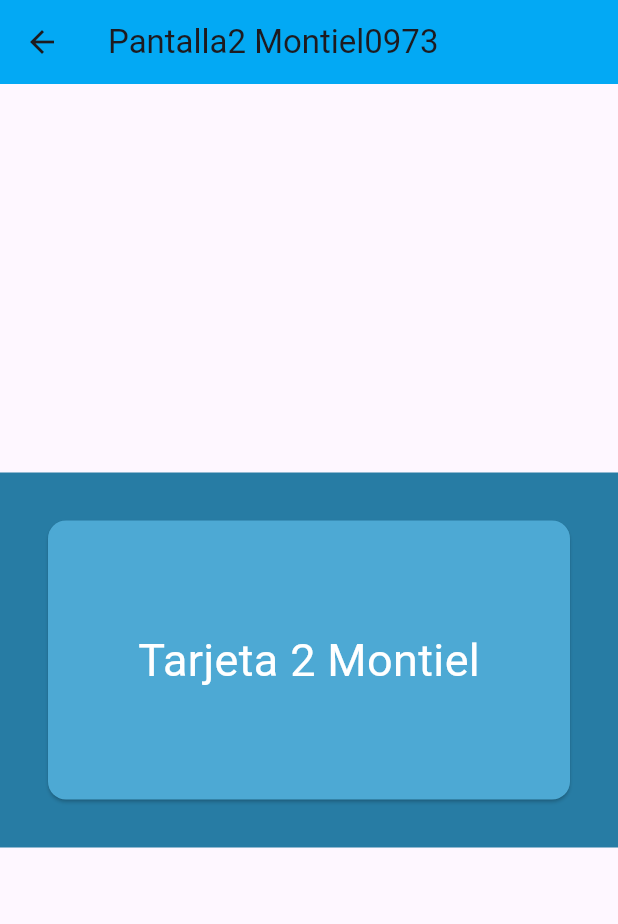
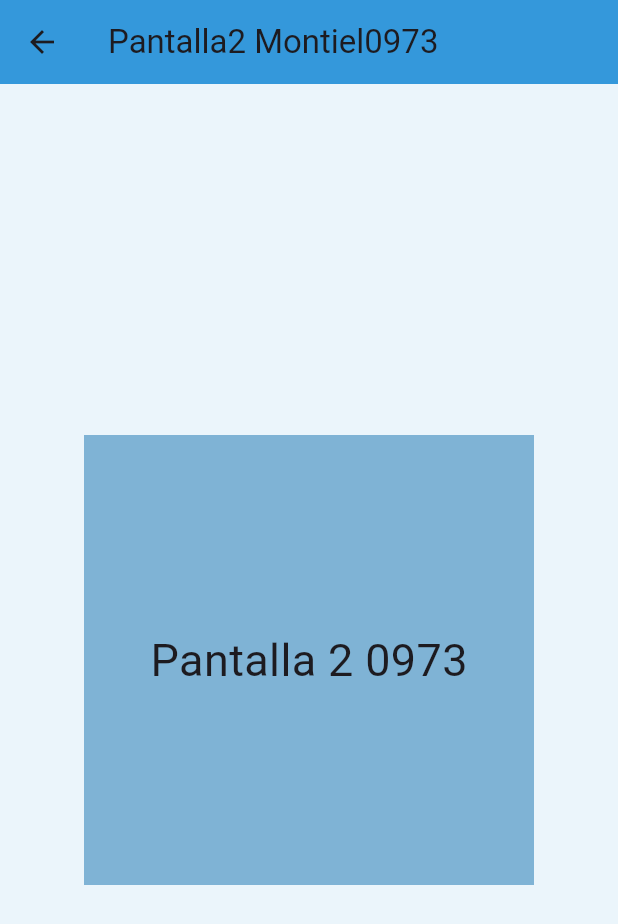
Before and after one commit to nkmserrano/p15_Rutasv2_0973, a Flutter app: the Pantalla2_0973 screen opened by its route, on a phone screen of 412 x 824 dp. Shown: the top 924 px of the screen. Run offline on Flutter 3.47's test engine with Material 3 defaults, Android fonts, the phone set to English and light mode, and no system bars; missing offline and left inert: dart:html.

```diff
--- a/lib/main.dart
+++ b/lib/main.dart
@@ -1,4 +1,5 @@
 import 'package:flutter/material.dart';
+import 'package:montiel0973/pantalla3_0973.dart';
 import 'package:montiel0973/pantalla2_0973.dart';
 import 'package:montiel0973/pantalla1_0973.dart';
 import 'package:montiel0973/pantallaini_0973.dart';
@@ -17,6 +18,7 @@ class MiApp0973 extends StatelessWidget {
         '/': (context) => const PantallaIni_0973(),
         '/Pantalla1_0973': (context) => const Pantalla1_0973(),
         '/Pantalla2_0973': (context) => const Pantalla2_0973(),
+        '/Pantalla3_0973': (context) => const Pantalla3_0973(),
       }, //Fin ruta paginas
     ); //Fin del material
   } //Fin widget
--- a/lib/pantalla2_0973.dart
+++ b/lib/pantalla2_0973.dart
@@ -8,30 +8,22 @@ class Pantalla2_0973 extends StatelessWidget {
   @override
   Widget build(BuildContext context) {
     return Scaffold(
+      backgroundColor: Color(0xffEBF5FB),
       appBar: AppBar(
         title: const Text('Pantalla2 Montiel0973'),
-        backgroundColor: Colors.lightBlue,
+        backgroundColor: Color(0xff3498DB),
       ),
       body: Center(
         child: Container(
-          color: Color(0xff277ca4),
-          width: double.infinity,
-          height: 250,
-          child: Card(
-            color: Color(0xff4da9d4),
-            margin: EdgeInsets.all(32),
-            child: Padding(
-              padding: EdgeInsets.all(16),
-              child: Center(
-                child: Text(
-                  'Tarjeta 2 Montiel',
-                  style: TextStyle(
-                    fontSize: 30,
-                    color: Color(0xffffffff),
-                  ),
-                ),
-              ),
-            ),
+          color: Color(0xff7FB3D5),
+          constraints: BoxConstraints(
+            minHeight: 100,
+            minWidth: 200,
+            maxHeight: 300,
+            maxWidth: 300,
+          ),
+          child: Center(
+            child: Text('Pantalla 2 0973', style: TextStyle(fontSize: 30)),
           ),
         ),
       ),
```
Also changed, not shown: lib/pantalla1_0973.dart (+11 -13 lines), lib/pantalla3_0973.dart (added, +32 -0 lines), lib/pantallaini_0973.dart (+21 -3 lines).
